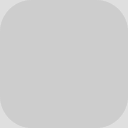
Old version of the form floatingwindow.ui in the repository GitHubAccount-Jason/Wb.
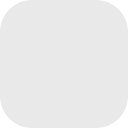
New version of the form. Icons and pictures are not drawn.

Patch:
```diff
--- a/floatingwindow.ui
+++ b/floatingwindow.ui
@@ -26,9 +26,8 @@
    <string>Form</string>
   </property>
   <property name="styleSheet">
-   <string notr="true">
-border-radius: 32px;
-background-color: rgba(200, 200, 200, 150);
+   <string notr="true">border-radius: 32px;
+background-color: rgba(255, 255, 255, 0);
 </string>
   </property>
   <widget class="QPushButton" name="pushButton">
@@ -55,7 +54,8 @@
    <property name="styleSheet">
     <string notr="true">QPushButton#pushButton{
 border-image: url(:/Image/source/image/settings-button-border-image.png);
-border-radius: 32px
+border-radius: 32px;
+	background-color: rgba(200, 200, 200, 100);
 }
 </string>
    </property>
```
